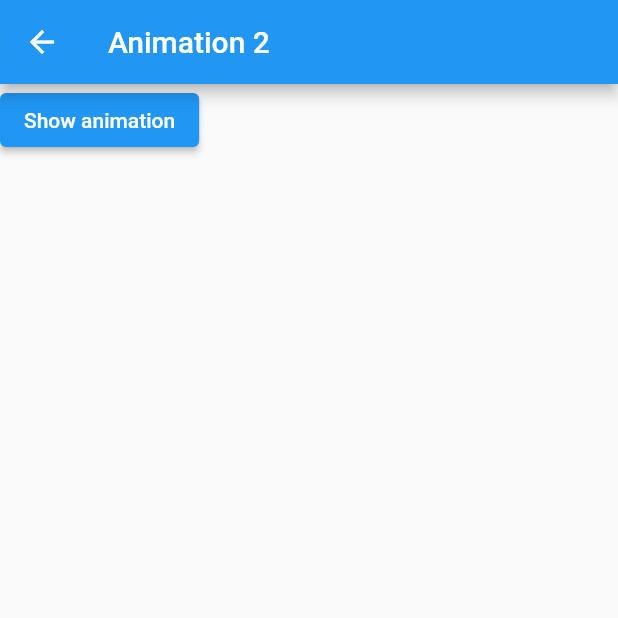
After one commit to sammyodiagbe/flutter_animation, a Flutter app: the Animation2 screen opened by its route, on a phone screen of 412 x 824 dp, the top half of it. The commit adds this screen. Run offline on Flutter 3.47's test engine with Material 2 defaults, Android fonts, the phone set to English and light mode, and no system bars.

Commit message:
learning how to do explicit animation

```diff
--- /dev/null
+++ b/lib/explicit.dart
@@ -0,0 +1,23 @@
+// ignore_for_file: prefer_const_constructors
+
+import "package:flutter/material.dart";
+
+class Animation2 extends StatelessWidget {
+  static const id = 'animation_2';
+  @override
+  Widget build(BuildContext context) {
+    return Scaffold(
+      appBar: AppBar(
+        title: Text('Animation 2'),
+      ),
+      body: Column(
+        children: [
+          ElevatedButton(
+            onPressed: () {},
+            child: Text('Show animation'),
+          )
+        ],
+      ),
+    );
+  }
+}
--- a/lib/main.dart
+++ b/lib/main.dart
@@ -1,4 +1,5 @@
 // ignore_for_file:prefer_const_constructors
+import 'package:animasion/explicit.dart';
 import 'package:animasion/implicit_animatio.dart';
 import 'package:animasion/pagesList.dart';
 import 'package:flutter/material.dart';
@@ -14,6 +15,7 @@ class AnimationApp extends StatelessWidget {
       home: RoutePage(),
       routes: {
         ImplicitAnimation.id: (context) => ImplicitAnimation(),
+        Animation2.id: (context) => Animation2()
       },
     );
   }
```
